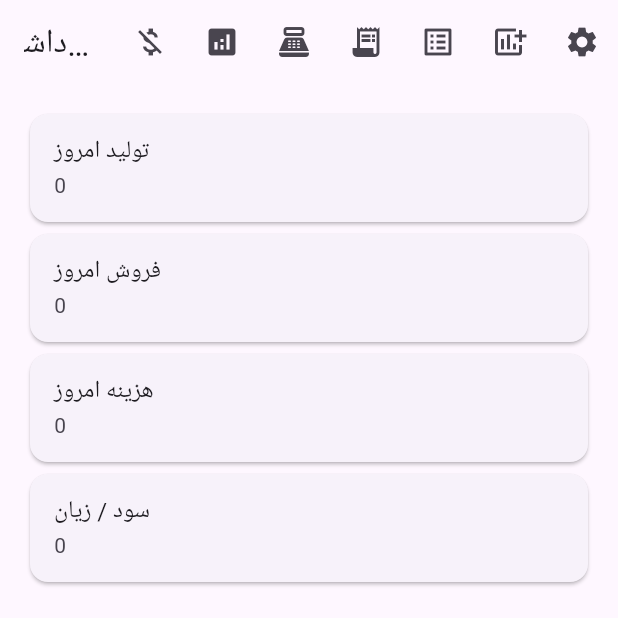
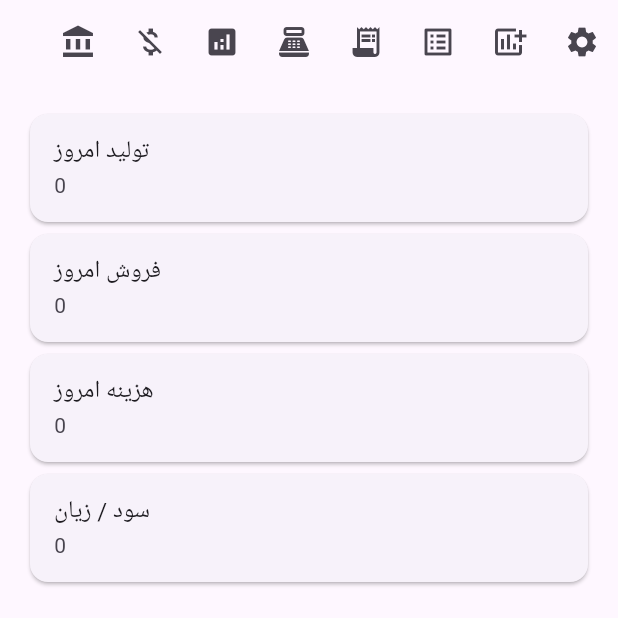
Before and after one commit to hidooch980/Bakery-Manager-AI, a Flutter app: the screen it shows after launch, on a phone screen of 412 x 824 dp, the top half of it. Run offline on Flutter 3.47's test engine with Material 3 defaults, Android fonts, the phone set to English and light mode, and no system bars; our stand-ins replace fl_chart, shared_preferences; network calls fail.

Commit message:
Connect profit report to dashboard

```diff
--- a/mobile/lib/screens/dashboard_screen.dart
+++ b/mobile/lib/screens/dashboard_screen.dart
@@ -8,6 +8,7 @@ import 'sales_screen.dart';
 import 'sales_report_screen.dart';
 import 'expenses_screen.dart';
 import 'expenses_report_screen.dart';
+import 'profit_report_screen.dart';
 
 class DashboardScreen extends StatefulWidget{
 const DashboardScreen({super.key});
@@ -60,6 +61,12 @@ return Scaffold(
 appBar:AppBar(
 title:const Text('داشبورد مدیر'),
             actions:[
+              IconButton(
+                icon:const Icon(Icons.account_balance),
+                onPressed:(){
+                  Navigator.push(context, MaterialPageRoute(builder:(_)=>const ProfitReportScreen()));
+                },
+              ),
               IconButton(
                 icon:const Icon(Icons.money_off),
                 onPressed:(){
```
